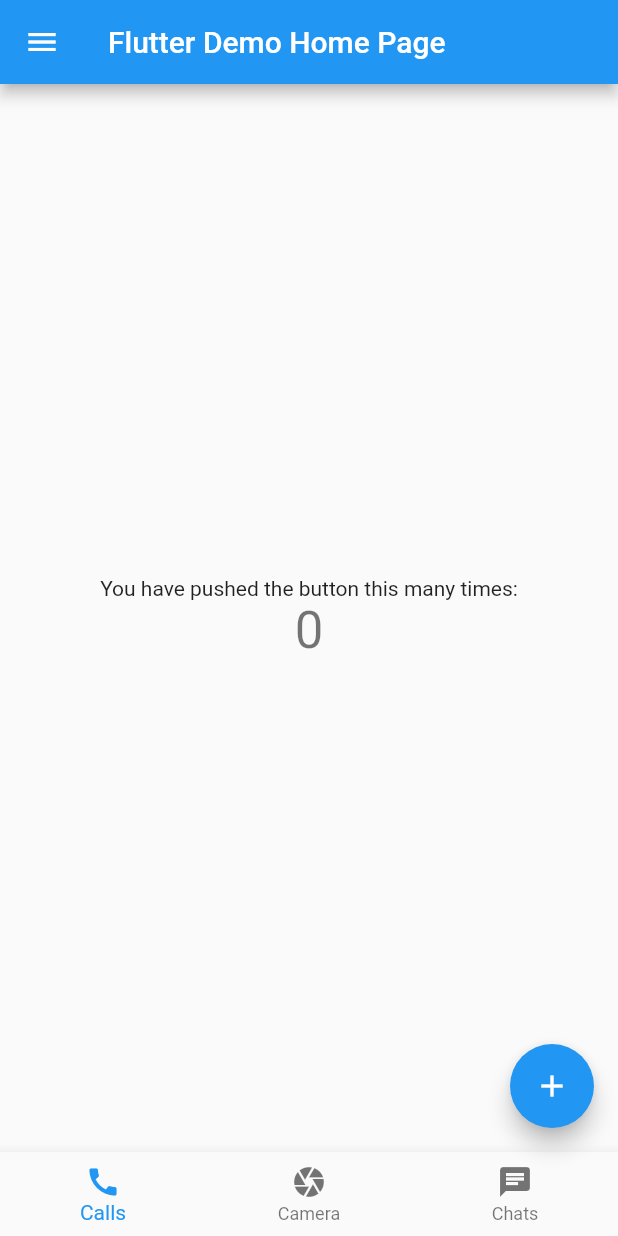
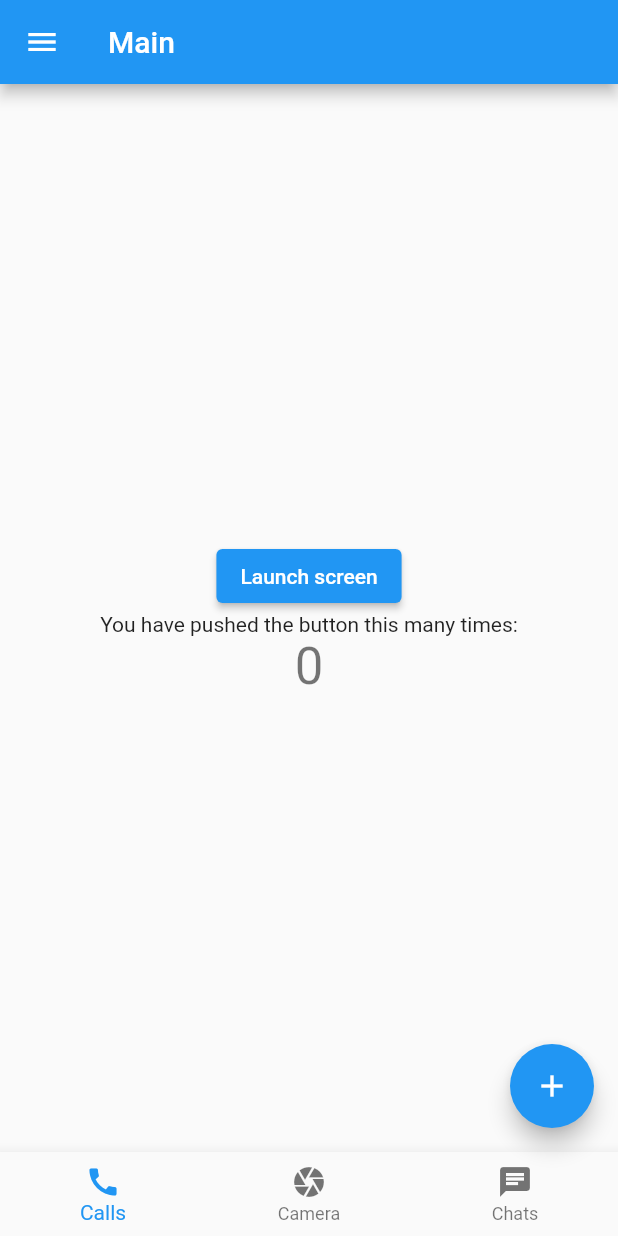
Before and after one commit to andrzej81/flutter, a Flutter app: the screen it shows after launch, on a phone screen of 412 x 824 dp. Run offline on Flutter 3.47's test engine with Material 2 defaults, Android fonts, the phone set to English and light mode, and no system bars.

Commit message:
rm comm and added new screen

```diff
--- a/lib/main.dart
+++ b/lib/main.dart
@@ -7,39 +7,24 @@ void main() {
 class MyApp extends StatelessWidget {
   const MyApp({Key? key}) : super(key: key);
 
-  // This widget is the root of your application.
   @override
   Widget build(BuildContext context) {
     return MaterialApp(
-      title: 'Flutter Demo',
+      title: 'Flutter Demo App',
       theme: ThemeData(
-        // This is the theme of your application.
-        //
-        // Try running your application with "flutter run". You'll see the
-        // application has a blue toolbar. Then, without quitting the app, try
-        // changing the primarySwatch below to Colors.green and then invoke
-        // "hot reload" (press "r" in the console where you ran "flutter run",
-        // or simply save your changes to "hot reload" in a Flutter IDE).
-        // Notice that the counter didn't reset back to zero; the application
-        // is not restarted.
         primarySwatch: Colors.blue,
       ),
-      home: const MyHomePage(title: 'Flutter Demo Home Page'),
+      initialRoute: '/',
+      routes: {
+        '/': (context) => const MyHomePage(title: "Main"),
+        '/second': (context) => const SecondScreen(),
+      },
     );
   }
 }
 
 class MyHomePage extends StatefulWidget {
   const MyHomePage({Key? key, required this.title}) : super(key: key);
-
-  // This widget is the home page of your application. It is stateful, meaning
-  // that it has a State object (defined below) that contains fields that affect
-  // how it looks.
-
-  // This class is the configuration for the state. It holds the values (in this
-  // case the title) provided by the parent (in this case the App widget) and
-  // used by the build method of the State. Fields in a Widget subclass are
-  // always marked "final".
 
   final String title;
 
@@ -52,49 +37,28 @@ class _MyHomePageState extends State<MyHomePage> {
 
   void _incrementCounter() {
     setState(() {
-      // This call to setState tells the Flutter framework that something has
-      // changed in this State, which causes it to rerun the build method below
-      // so that the display can reflect the updated values. If we changed
-      // _counter without calling setState(), then the build method would not be
-      // called again, and so nothing would appear to happen.
       _counter++;
     });
   }
 
   @override
   Widget build(BuildContext context) {
-    // This method is rerun every time setState is called, for instance as done
-    // by the _incrementCounter method above.
-    //
-    // The Flutter framework has been optimized to make rerunning build methods
-    // fast, so that you can just rebuild anything that needs updating rather
-    // than having to individually change instances of widgets.
     return Scaffold(
       appBar: AppBar(
-        // Here we take the value from the MyHomePage object that was created by
-        // the App.build method, and use it to set our appbar title.
         title: Text(widget.title),
       ),
       body: Center(
-        // Center is a layout widget. It takes a single child and positions it
-        // in the middle of the parent.
         child: Column(
-          // Column is also a layout widget. It takes a list of children and
-          // arranges them vertically. By default, it sizes itself to fit its
-          // children horizontally, and tries to be as tall as its parent.
-          //
-          // Invoke "debug painting" (press "p" in the console, choose the
-          // "Toggle Debug Paint" action from the Flutter Inspector in Android
-          // Studio, or the "Toggle Debug Paint" command in Visual Studio Code)
-          // to see the wireframe for each widget.
-          //
-          // Column has various properties to control how it sizes itself and
-          // how it positions its children. Here we use mainAxisAlignment to
-          // center the children vertically; the main axis here is the vertical
-          // axis because Columns are vertical (the cross axis would be
-          // horizontal).
           mainAxisAlignment: MainAxisAlignment.center,
           children: <Widget>[
+            ElevatedButton(
+              // Within the `FirstScreen` widget
+              onPressed: () {
+                // Navigate to the second screen using a named route.
+                Navigator.pushNamed(context, '/second');
+              },
+              child: const Text('Launch screen'),
+            ),
             const Text(
               'You have pushed the button this many times:',
             ),
@@ -106,11 +70,7 @@ class _MyHomePageState extends State<MyHomePage> {
         ),
       ),
       drawer: Drawer(
-        // Add a ListView to the drawer. This ensures the user can scroll
-        // through the options in the drawer if there isn't enough vertical
-        // space to fit everything.
         child: ListView(
-          // Important: Remove any padding from the ListView.
           padding: EdgeInsets.zero,
           children: [
             const DrawerHeader(
@@ -122,18 +82,12 @@ class _MyHomePageState extends State<MyHomePage> {
             ListTile(
               title: const Text('Item 1'),
               onTap: () {
-                // Update the state of the app
-                // ...
-                // Then close the drawer
                 Navigator.pop(context);
               },
             ),
             ListTile(
               title: const Text('Item 2'),
               onTap: () {
-                // Update the state of the app
-                // ...
-                // Then close the drawer
                 Navigator.pop(context);
               },
             ),
@@ -154,19 +108,35 @@ class _MyHomePageState extends State<MyHomePage> {
             icon: Icon(Icons.chat),
             label: 'Chats',
           ),
-          // BottomNavigationBarItem(
-          //   icon: Icon(Icons.chat),
-          //   label: 'Chats',
-          // ),
         ],
         currentIndex: 0,
-        //onTap: _onItemTapped,
       ),
       floatingActionButton: FloatingActionButton(
         onPressed: _incrementCounter,
         tooltip: 'Increment',
         child: const Icon(Icons.add),
-      ), // This trailing comma makes auto-formatting nicer for build methods.
+      ),
     );
   }
 }
+
+class SecondScreen extends StatelessWidget {
+  const SecondScreen({Key? key}) : super(key: key);
+
+  @override
+  Widget build(BuildContext context) {
+    return Scaffold(
+      appBar: AppBar(
+        title: const Text('Second Screen'),
+      ),
+      body: Center(
+        child: ElevatedButton(
+          onPressed: () {
+            Navigator.pop(context);
+          },
+          child: const Text('Go back!'),
+        ),
+      ),
+    );
+  }
+}
```
